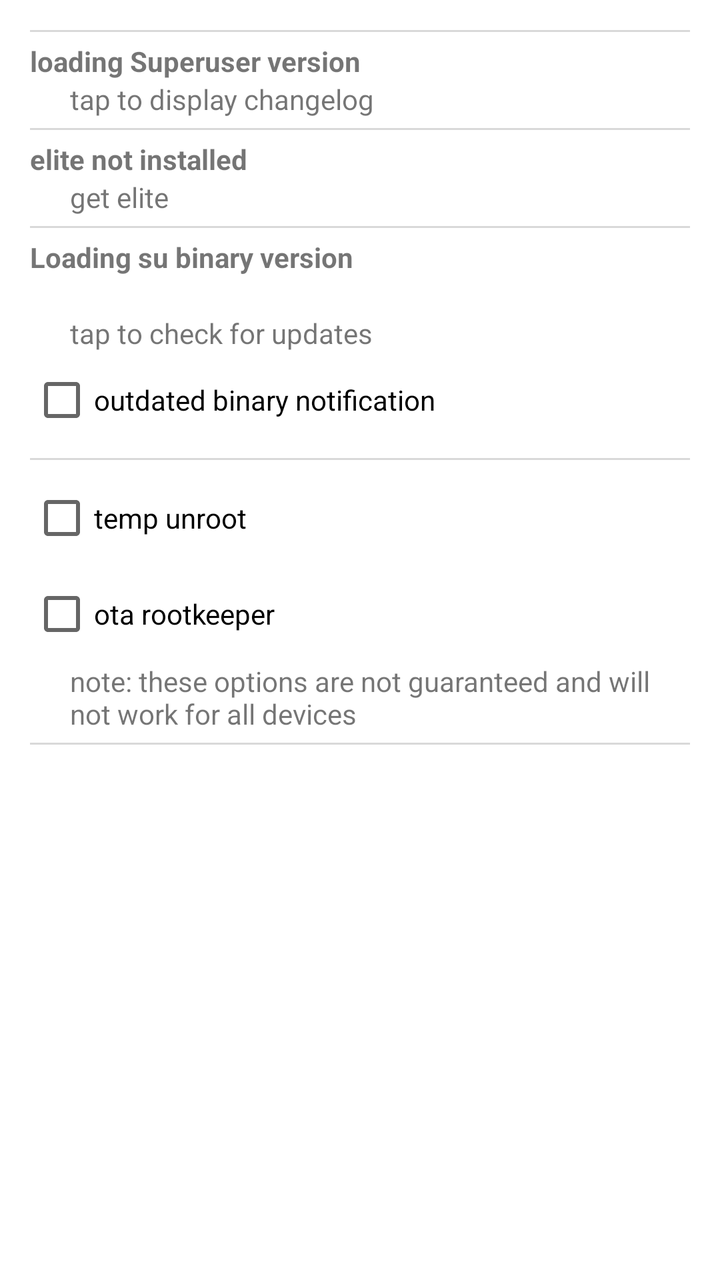
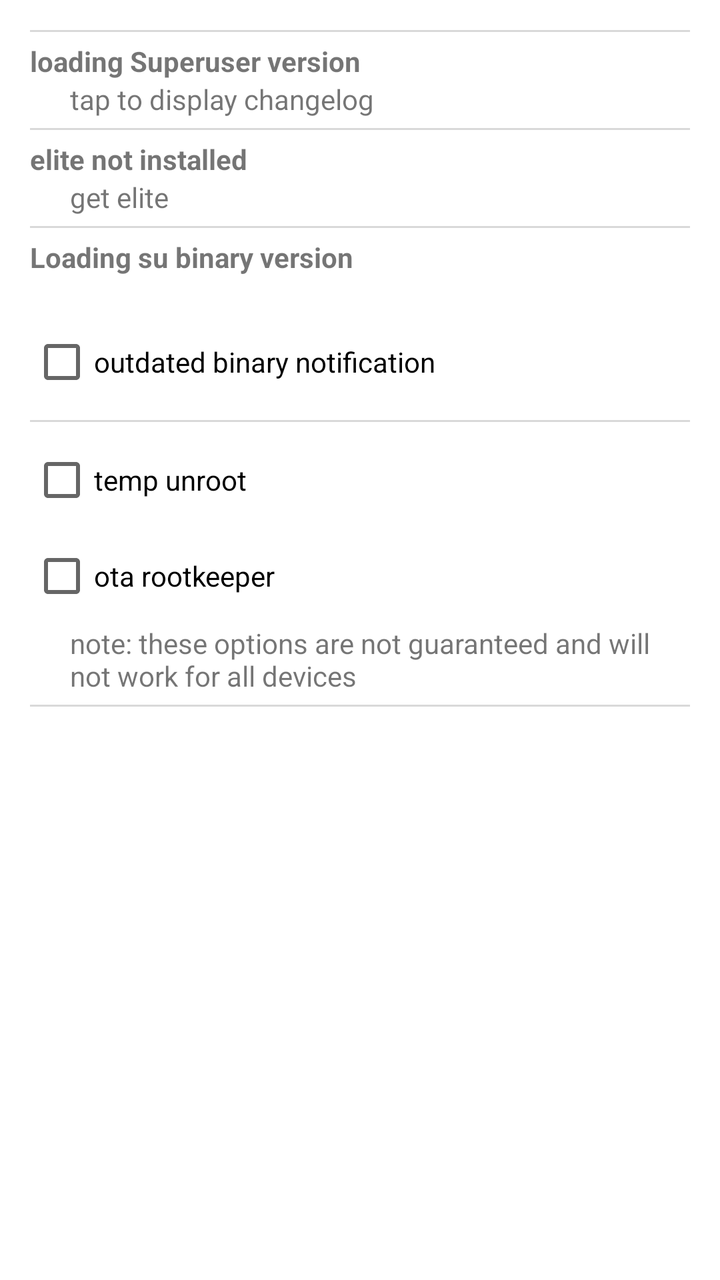

Two renders of the same Android screen: before a commit and after it. Below are the layout's source before the change and the commit's diff.
<!-- AndroidManifest.xml: fallback theme Theme.MaterialComponents.DayNight.NoActionBar -->
<!-- res/layout/fragment_info.xml -->
<?xml version="1.0" encoding="utf-8"?>
<ScrollView xmlns:android="http://schemas.android.com/apk/res/android"
    style="@style/AppInfoLayout"
    android:layout_width="match_parent"
    android:layout_height="match_parent">
<LinearLayout xmlns:android="http://schemas.android.com/apk/res/android"
    android:layout_width="match_parent"
    android:layout_height="wrap_content"
    android:orientation="vertical" >
    
    <View style="@style/InfoDivider" />
    <LinearLayout style="@style/AppInfoRow"
        android:id="@+id/display_changelog"
        android:clickable="true">
        <TextView style="@style/InfoLabel"
            android:id="@+id/superuser_version"
            android:text="@string/info_version_loading" />
        <TextView style="@style/InfoInfo"
            android:text="@string/info_display_changelog" />
    </LinearLayout>

    <View style="@style/InfoDivider" />
    <LinearLayout style="@style/AppInfoRow"
        android:id="@+id/get_elite"
        android:clickable="true">
        <TextView style="@style/InfoLabel"
            android:id="@+id/elite_installed"
            android:text="@string/info_elite_not_installed" />
        <TextView style="@style/InfoInfo"
            android:id="@+id/get_elite_label"
            android:text="@string/info_get_elite" />
    </LinearLayout>
    
    <View style="@style/InfoDivider" />
    <LinearLayout style="@style/AppInfoRow"
        android:id="@+id/binary_updater"
        android:clickable="true">
        <TextView style="@style/InfoLabel"
            android:id="@+id/su_version"
            android:text="@string/info_bin_version_loading" />
        <LinearLayout style="@style/InfoInfo"
            android:id="@+id/su_details_row"
            android:orientation="horizontal">
            <TextView
                android:id="@+id/su_details_mode"
                android:layout_width="wrap_content"
                android:layout_height="wrap_content" />
            <TextView
                android:id="@+id/su_details_owner"
                android:layout_width="0dp"
                android:layout_height="wrap_content"
                android:layout_weight="1"
                android:gravity="center_horizontal" />
            <TextView
                android:id="@+id/su_details_file"
                android:layout_width="wrap_content"
                android:layout_height="wrap_content" />
        </LinearLayout>
        <TextView style="@style/InfoInfo"
            android:id="@+id/su_warning"
            android:text="@string/info_check_updates" />
        <CheckBox
            android:id="@+id/outdated_notification"
            android:layout_width="match_parent"
            android:layout_height="wrap_content"
            android:text="@string/info_outdated_binary_notification" />
    </LinearLayout>
    
    <View style="@style/InfoDivider" />
    <LinearLayout style="@style/AppInfoRow"
        android:id="@+id/su_options_row">
        <CheckBox
            android:id="@+id/temp_unroot"
            android:layout_width="match_parent"
            android:layout_height="wrap_content"
            android:text="@string/info_temp_unroot" />
        <TextView style="@style/InfoInfo"
            android:id="@+id/temp_unroot_warning"
            android:visibility="gone"
            android:text="@string/info_temp_unroot_unsuccessful" />
        <CheckBox
            android:id="@+id/ota_survival"
            android:layout_width="match_parent"
            android:layout_height="wrap_content"
            android:text="@string/info_ota_survival" />
        <TextView style="@style/InfoInfo"
            android:id="@+id/ota_survival_warning"
            android:text="@string/info_ota_survival_warning" />
    </LinearLayout>
    
    <View style="@style/InfoDivider" />
    
</LinearLayout>
</ScrollView>
<!-- resources referenced by this layout -->
<resources>
  <string name="info_bin_version_loading">Loading su binary version</string>
  <string name="info_check_updates">tap to check for updates</string>
  <string name="info_display_changelog">tap to display changelog</string>
  <string name="info_elite_not_installed">elite not installed</string>
  <string name="info_get_elite">get elite</string>
  <string name="info_ota_survival">ota rootkeeper</string>
  <string name="info_ota_survival_warning">note: these options are not guaranteed and will not work for all devices</string>
  <string name="info_outdated_binary_notification">outdated binary notification</string>
  <string name="info_temp_unroot">temp unroot</string>
  <string name="info_temp_unroot_unsuccessful">temp unroot unsuccessful</string>
  <string name="info_version_loading">loading Superuser version</string>
  <style name="AppInfoLayout" parent="AppDetailsLayout" />
  <style name="AppInfoRow" parent="AppDetailsRow">
          <item name="android:background">@drawable/app_list_selector</item>
          <item name="android:paddingTop">5dp</item>
          <item name="android:paddingBottom">5dp</item>
          <item name="android:paddingRight">20dp</item>
      </style>
  <style name="InfoDivider">
          <item name="android:layout_width">match_parent</item>
          <item name="android:layout_height">1dp</item>
          <item name="android:background">@drawable/app_list_divider</item>
      </style>
  <style name="InfoInfo" parent="DetailsInfo">
          <item name="android:textStyle">normal</item>
      </style>
  <style name="InfoLabel" parent="DetailsLabel">
          <item name="android:textStyle">bold</item>
      </style>
  <style name="AppDetailsLayout">
          <item name="android:layout_width">match_parent</item>
          <item name="android:layout_height">wrap_content</item>
          <item name="android:paddingLeft">15dp</item>
          <item name="android:paddingTop">15dp</item>
          <item name="android:paddingRight">15dp</item>
          <item name="android:orientation">vertical</item>
      </style>
  <style name="AppDetailsRow">
          <item name="android:layout_width">match_parent</item>
          <item name="android:layout_height">wrap_content</item>
          <item name="android:orientation">vertical</item>
          <item name="android:background">@drawable/app_icon_header_background</item>
      </style>
  <!-- drawable app_list_selector (drawable) -->
  <?xml version="1.0" encoding="utf-8"?>
  <selector xmlns:android="http://schemas.android.com/apk/res/android"
      android:exitFadeDuration="400">
      <item android:state_focused="true"
          android:state_pressed="true"
          android:drawable="@drawable/app_list_pressed" />
      <item android:state_focused="false"
          android:state_pressed="true"
          android:drawable="@drawable/app_list_pressed" />
  </selector>
  <!-- drawable app_list_divider: png bitmap (drawable-large-land, 168 bytes) -->
  <style name="DetailsInfo">
          <item name="android:layout_width">match_parent</item>
          <item name="android:layout_height">wrap_content</item>
          <item name="android:paddingLeft">20dp</item>
          <item name="android:textStyle">bold</item>
      </style>
  <style name="DetailsLabel">
          <item name="android:layout_width">match_parent</item>
          <item name="android:layout_height">wrap_content</item>
          <item name="android:paddingRight">5dip</item>
      </style>
  <!-- drawable app_icon_header_background: png bitmap (drawable-nodpi, 196 bytes) -->
  <!-- drawable app_list_pressed (drawable) -->
  <?xml version="1.0" encoding="utf-8"?>
  <shape xmlns:android="http://schemas.android.com/apk/res/android"
      android:shape="rectangle">
      <solid android:color="#aaa4c639" />
  </shape>
</resources>

<!-- the commit's change to res/layout/fragment_info.xml (unified diff, before → after) -->
@@ -58,7 +58,8 @@
         </LinearLayout>
         <TextView style="@style/InfoInfo"
             android:id="@+id/su_warning"
-            android:text="@string/info_check_updates" />
+            android:text="@string/info_check_updates"
+            android:visibility="gone" />
         <CheckBox
             android:id="@+id/outdated_notification"
             android:layout_width="match_parent"
